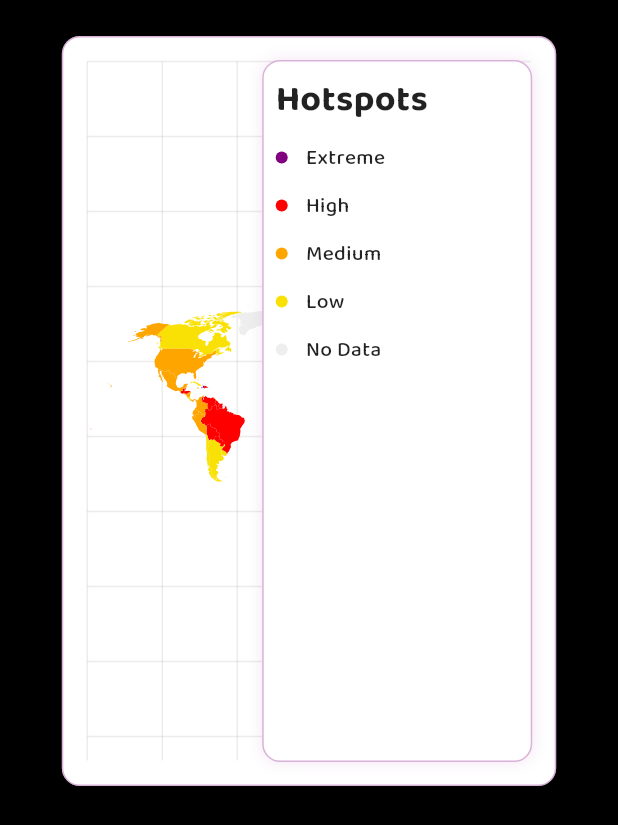
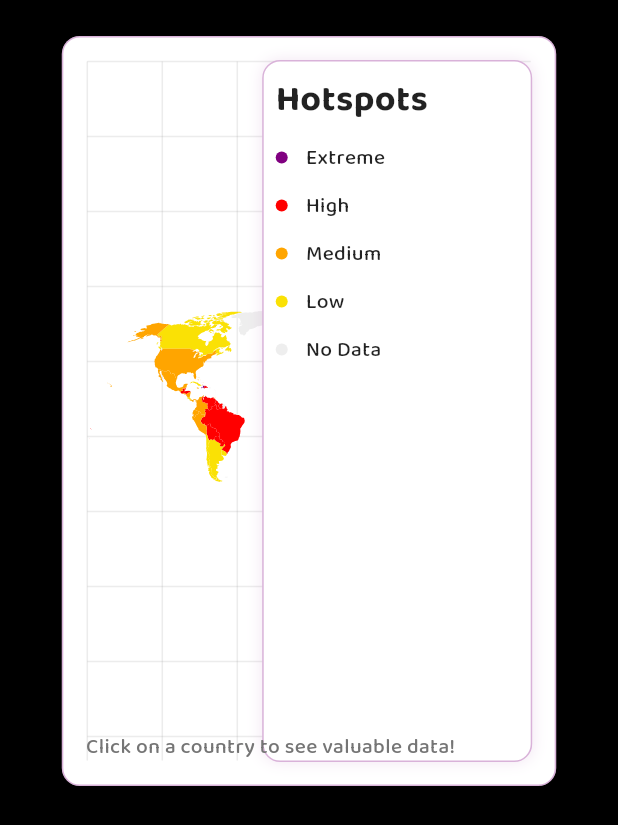
Before and after one commit to aayushs-edu/lumina, a Flutter app: the InteractiveWorldMap widget shown alone on an empty page, opened directly, on a phone screen of 412 x 824 dp. Shown: the top 825 px of the screen. Run offline on Flutter 3.47's test engine with Material 3 defaults, Android fonts, the light colour scheme and no system bars; our stand-ins replace cloud_firestore, csv, file_picker, firebase_core, google_fonts, path_drawing; missing offline and left inert: algolia, dart:html; accounts and stored records are empty.

Commit message:
Incorporated stories into policy generator

```diff
--- a/lumina/lib/services/firebase_service.dart
+++ b/lumina/lib/services/firebase_service.dart
@@ -117,6 +117,33 @@ class FirebaseService {
     }).toList();
   }
 
+  static Future<List<Map<String, dynamic>>> getTopStoriesByCountryAndThemes(
+      String country, List<String> themes, int limit) async {
+    try {
+      print("Fetching top stories for country: $country with themes: $themes and limit: $limit");
+
+      // Query Firestore for stories matching the country and themes
+      QuerySnapshot querySnapshot = await _storiesCollection
+          .where('country', isEqualTo: country)
+          .where('themes', arrayContainsAny: themes)
+          .orderBy('likes', descending: true)
+          .limit(limit)
+          .get();
+
+      // Map the results to a list of story objects
+      return querySnapshot.docs.map((doc) {
+        Map<String, dynamic> data = {
+          'id': doc.id,
+          ...doc.data() as Map<String, dynamic>,
+        };
+        return data;
+      }).toList();
+    } catch (e) {
+      print("Error fetching top stories for country and themes: $e");
+      return [];
+    }
+  }
+
   // Modified getRandomStories without calling _cleanThemes
   static Future<List<Map<String, dynamic>>> getRandomStories(int limit) async {
     QuerySnapshot querySnapshot = await _storiesCollection.get();
--- a/lumina/lib/world_map.dart
+++ b/lumina/lib/world_map.dart
@@ -388,7 +388,6 @@ class _InteractiveWorldMapState extends State<InteractiveWorldMap>
             SizedBox(height: 24),
             Center(
               child: ConstrainedBox(
-                // Adjust maxWidth to make the section thinner (e.g. 80% of screen width)
                 constraints: BoxConstraints(maxWidth: MediaQuery.of(context).size.width * 0.8),
                 child: Container(
                   height: 500,
@@ -423,7 +422,7 @@ class _InteractiveWorldMapState extends State<InteractiveWorldMap>
                               ),
                               _regions.isEmpty
                                   ? Center(child: CircularProgressIndicator())
-                                  : Center( // Wrap FittedBox with Center to keep the map centered
+                                  : Center(
                                       child: FittedBox(
                                         fit: BoxFit.contain,
                                         child: SizedBox(
@@ -446,7 +445,7 @@ class _InteractiveWorldMapState extends State<InteractiveWorldMap>
                         top: 16,
                         bottom: 16,
                         right: 16,
-                        width: 180, // Increased width from 120 to 180
+                        width: 180,
                         child: Container(
                           padding: EdgeInsets.all(8),
                           decoration: BoxDecoration(
@@ -466,6 +465,19 @@ class _InteractiveWorldMapState extends State<InteractiveWorldMap>
                             ],
                           ),
                           child: _buildCountryInfoPanel(),
+                        ),
+                      ),
+                      // Add the tip at the bottom left
+                      Positioned(
+                        bottom: 16,
+                        left: 16,
+                        child: Text(
+                          "Click on a country to see valuable data!",
+                          style: TextStyle(
+                            fontSize: 14,
+                            fontWeight: FontWeight.w500,
+                            color: Colors.grey[600],
+                          ),
                         ),
                       ),
                     ],
```
Also changed, not shown: lumina/lib/particle_burst.dart (+5 -2 lines).
